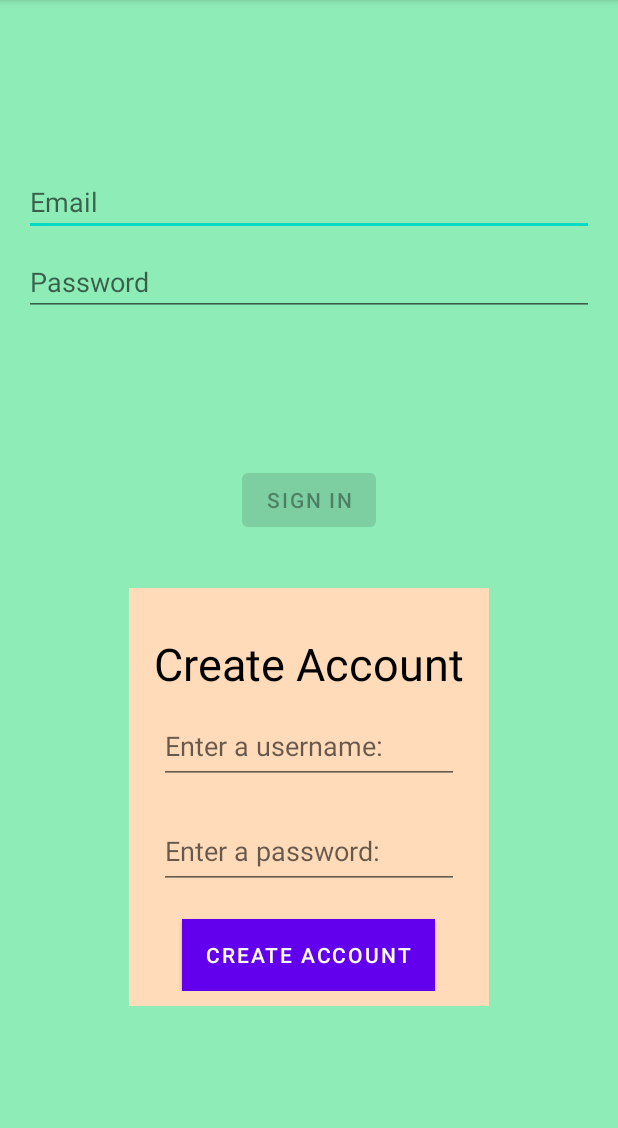
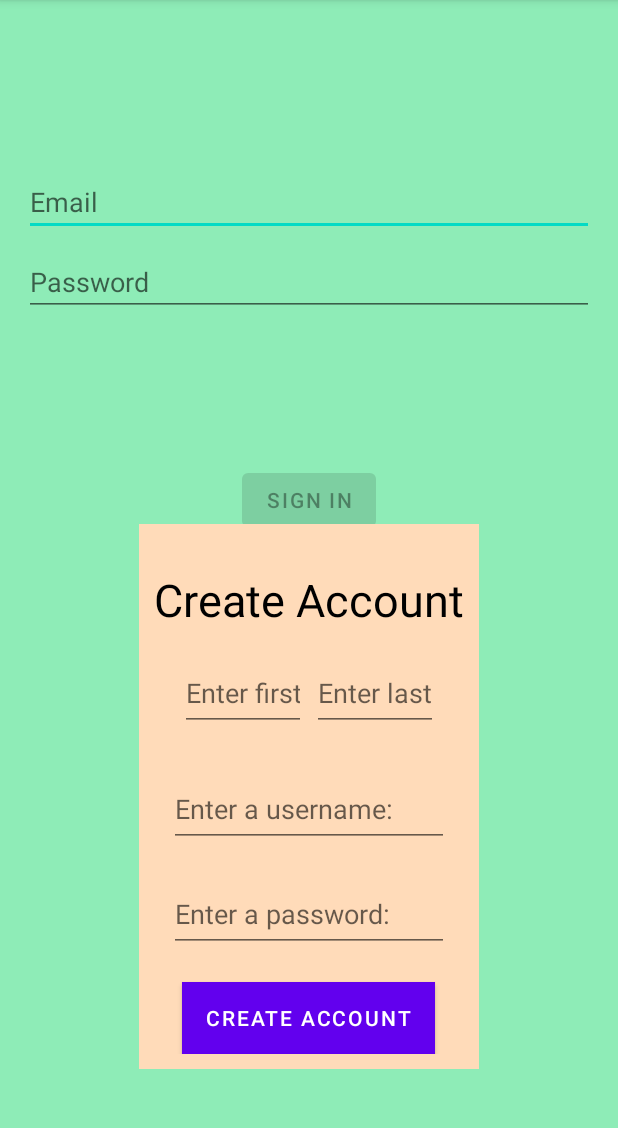
Before and after one commit to lillieayer/budgettracker, an Android app: the screen it shows after launch (LoginActivity), on a phone screen of 412 x 824 dp, the part 84-1212 px from its top. Run offline under Robolectric (Android 15) with nearby library versions, the phone set to English and light mode, and no system bars; our stand-ins replace Firebase (no records; nobody signed in at launch, a user with empty details on screens opened directly).

Commit message:
added first name/last name to save userid for firebase database

```diff
--- a/app/src/main/res/layout/fragment_sign_up.xml
+++ b/app/src/main/res/layout/fragment_sign_up.xml
@@ -20,10 +20,44 @@
         android:textColor="@color/black"
         android:textSize="30sp"/>
 
+    <LinearLayout
+        android:layout_width="match_parent"
+        android:layout_height="wrap_content"
+        android:layout_gravity="center"
+        android:orientation="horizontal"
+        android:padding="5dp"
+        android:layout_margin="10dp">
+
+        <EditText
+            android:id="@+id/createFirstName"
+            android:layout_margin="2dp"
+            android:layout_width="0dp"
+            android:layout_weight="1"
+            android:layout_gravity="center"
+            android:layout_height="50dp"
+            android:inputType="text"
+            android:hint="@string/createFirstName"
+            android:autofillHints="name"/>
+
+        <EditText
+            android:id="@+id/createLastName"
+            android:layout_margin="2dp"
+            android:layout_width="0dp"
+            android:layout_weight="1"
+            android:layout_gravity="center"
+            android:layout_height="50dp"
+            android:inputType="text"
+            android:hint="@string/createLastName"
+            android:autofillHints="name"/>
+
+    </LinearLayout>
+
+
+
     <EditText
         android:id="@+id/createUsername"
         android:layout_margin="10dp"
-        android:layout_width="200dp"
+        android:layout_width="match_parent"
         android:layout_gravity="center"
         android:layout_height="50dp"
         android:inputType="textEmailAddress"
@@ -33,7 +67,7 @@
         android:id="@+id/createPassword"
         android:layout_margin="10dp"
         android:layout_gravity="center"
-        android:layout_width="200dp"
+        android:layout_width="match_parent"
         android:layout_height="50dp"
         android:inputType="textPassword"
         android:autofillHints="password"
--- a/app/src/main/res/values/strings.xml
+++ b/app/src/main/res/values/strings.xml
@@ -29,6 +29,8 @@
     <string name="nav_search">Search</string>
     <string name="signup">Create Account</string>
     <string name="createUsername">Enter a username: </string>
+    <string name="createFirstName">Enter first name: </string>
+    <string name="createLastName">Enter last name: </string>
     <string name="createPW">Enter a password: </string>
     <string-array name="budgetCategories">
         <item>Housing</item>
```
